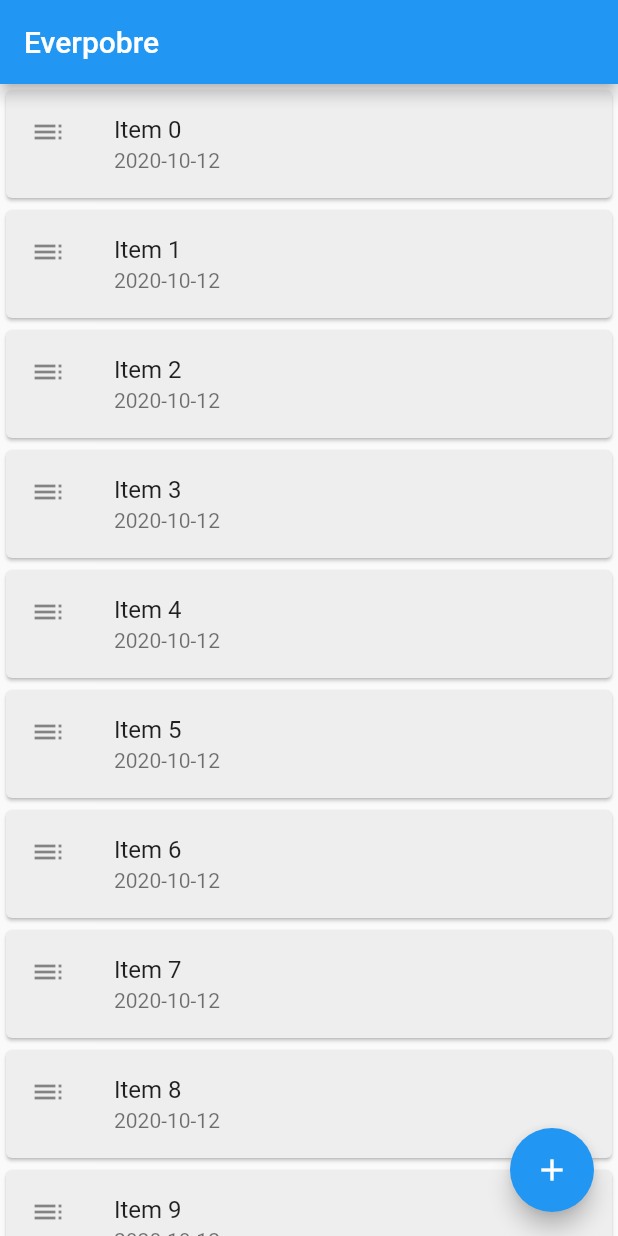
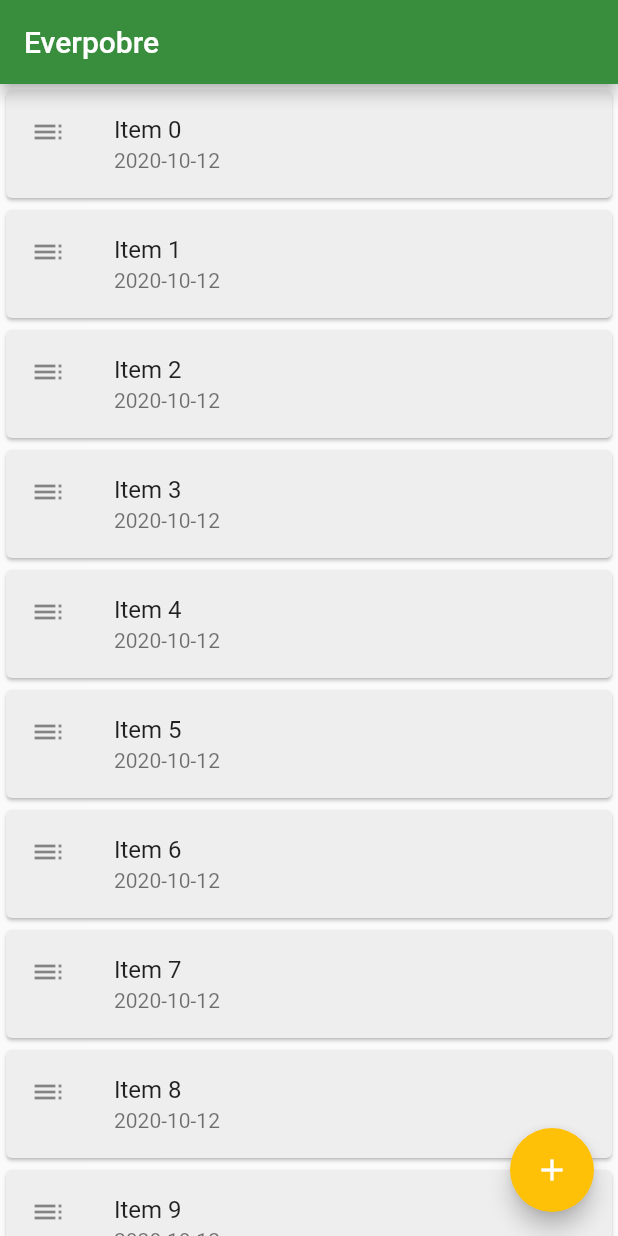
Before and after one commit to aarcala10/Practica_Flutter, a Flutter app: the screen it shows after launch, on a phone screen of 412 x 824 dp. Run offline on Flutter 3.47's test engine with Material 2 defaults, Android fonts, the phone set to English and light mode, and no system bars.

```diff
--- a/lib/main.dart
+++ b/lib/main.dart
@@ -13,6 +13,10 @@ class TreeBuilder extends StatelessWidget {
   @override
   Widget build(BuildContext context) {
     return MaterialApp(
+      theme: ThemeData.light().copyWith(
+        primaryColor: Color(0xFF388E3C),
+        accentColor: Color(0xFFFFC107),
+      ),
       title: TextResources.appName,
       home: Scaffold(
         appBar: AppBar(
@@ -20,6 +24,7 @@ class TreeBuilder extends StatelessWidget {
         ),
         body: NotesListView(model),
         floatingActionButton: FloatingActionButton(
+          backgroundColor: Color(0xFFFFC107),
           onPressed: () {
             model.add(Note("Una nueva nota"));
           },
--- a/lib/scenes/notes_scene.dart
+++ b/lib/scenes/notes_scene.dart
@@ -39,7 +39,7 @@ class _NotesListViewState extends State<NotesListView> {
   }
 }
 
-class NoteSilver extends StatelessWidget {
+class NoteSilver extends StatefulWidget {
   final Notebook notebook;
   final int index;
 
@@ -48,15 +48,36 @@ class NoteSilver extends StatelessWidget {
         this.index = index;
 
   @override
+  _NoteSilverState createState() => _NoteSilverState();
+}
+
+class _NoteSilverState extends State<NoteSilver> {
+  @override
   Widget build(BuildContext context) {
     DateFormat fmt = DateFormat("yyyy-MM-dd");
 
-    return Card(
-      color: Colors.grey[200],
-      child: ListTile(
-        leading: const Icon(Icons.toc),
-        title: Text(notebook[index].body),
-        subtitle: Text(fmt.format(notebook[index].modificationDate)),
+    return Dismissible(
+      key: UniqueKey(),
+      onDismissed: (direction) {
+        widget.notebook.removeAt(widget.index);
+        setState(() {});
+        Scaffold.of(context).showSnackBar(SnackBar(
+          content: Text("Element ${widget.index} has been deleted"),
+          backgroundColor: Colors.grey[700],
+          duration: const Duration(seconds: 2),
+        ));
+      },
+      background: Container(
+        color: Colors.red,
+      ),
+      child: Card(
+        color: Colors.grey[200],
+        child: ListTile(
+          leading: const Icon(Icons.toc),
+          title: Text(widget.notebook[widget.index].body),
+          subtitle:
+              Text(fmt.format(widget.notebook[widget.index].modificationDate)),
+        ),
       ),
     );
   }
```
